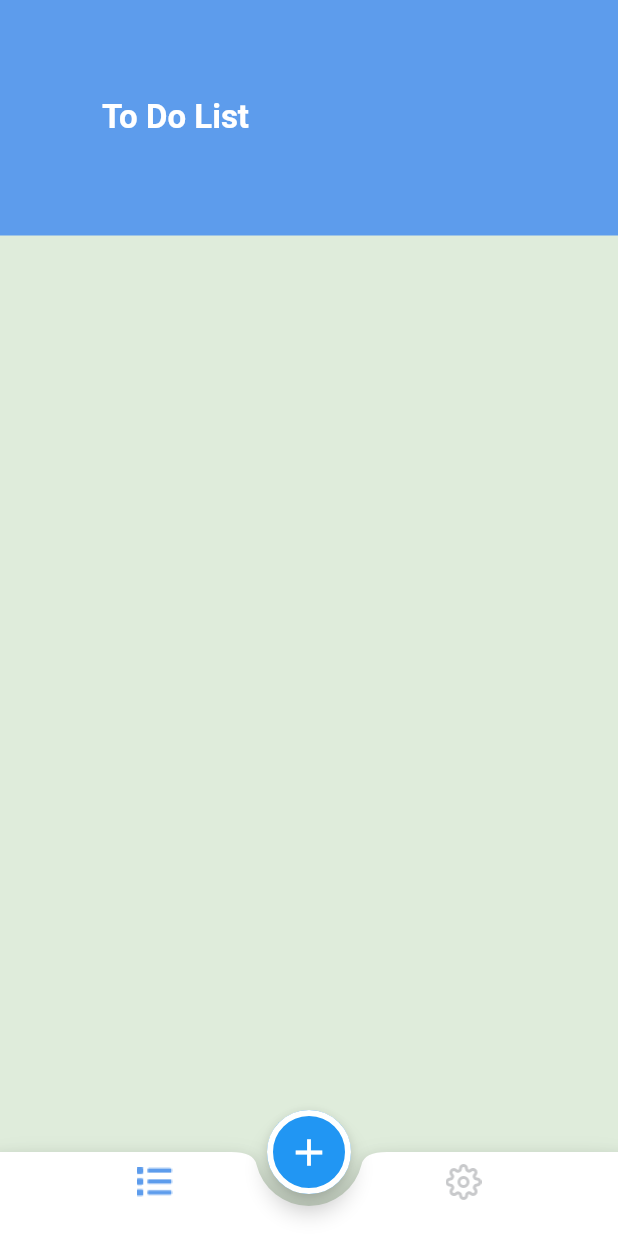
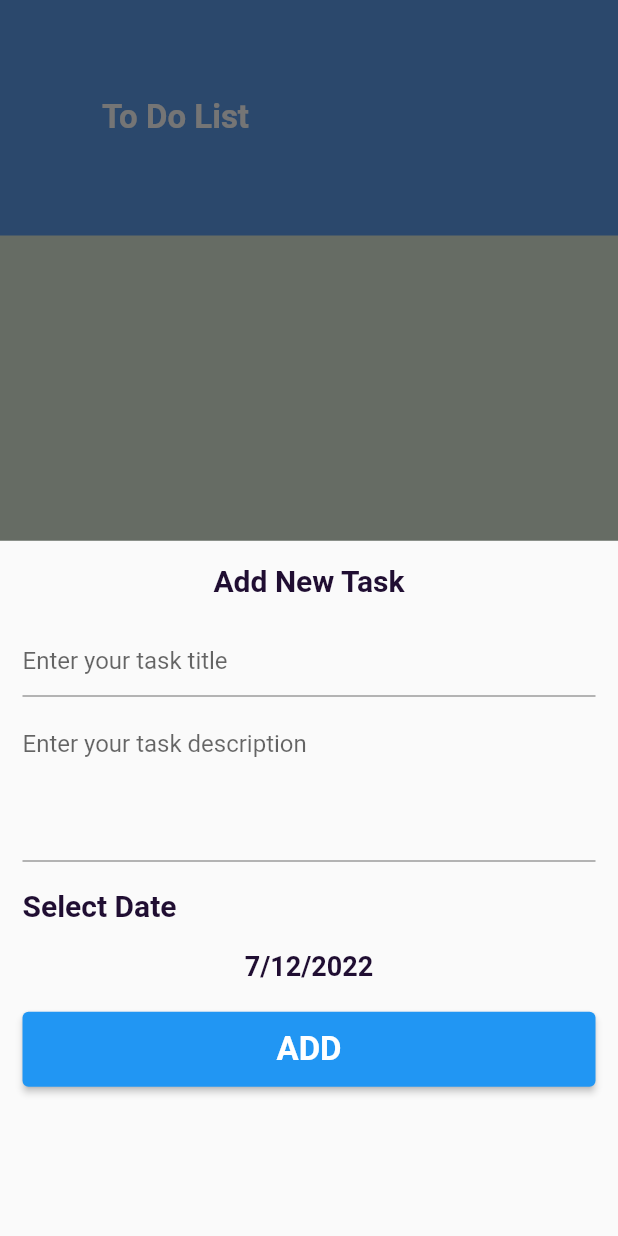
Before and after one commit to melsayed7/todo_app, a Flutter app: the screen it shows after launch, after a tap on the "add" icon, on a phone screen of 412 x 824 dp. Run offline on Flutter 3.47's test engine with Material 2 defaults, Android fonts, the light colour scheme and no system bars.

Commit message:
add task list bottom sheet and style it

```diff
--- a/lib/home/home_screen.dart
+++ b/lib/home/home_screen.dart
@@ -1,6 +1,7 @@
 import 'package:flutter/material.dart';
 import 'package:todo_app/home/settings_screen/settings_screen.dart';
-import 'package:todo_app/home/task_list_screen/home_task_list.dart';
+import 'package:todo_app/home/task_list_screen/task_list_bottom_sheet.dart';
+import 'package:todo_app/home/task_list_screen/task_list_screen.dart';
 import 'package:todo_app/myTheme.dart';
 
 class HomeScreen extends StatefulWidget {
@@ -11,7 +12,11 @@ class HomeScreen extends StatefulWidget {
 }
 
 class _HomeScreenState extends State<HomeScreen> {
-  int currentIndex = 0;
+  int selectedIndex = 0;
+  List<Widget> tabs = [
+    TaskListScreen(),
+    SettingsScreen(),
+  ];
 
   @override
   Widget build(BuildContext context) {
@@ -27,7 +32,9 @@ class _HomeScreenState extends State<HomeScreen> {
         ),
       ),
       floatingActionButton: FloatingActionButton(
-        onPressed: () {},
+        onPressed: () {
+          showAddTaskBottomSheet();
+        },
         shape: RoundedRectangleBorder(
             borderRadius: BorderRadius.circular(34),
             side: BorderSide(color: MyTheme.whiteColor, width: 4)),
@@ -42,9 +49,9 @@ class _HomeScreenState extends State<HomeScreen> {
         shape: const CircularNotchedRectangle(),
         notchMargin: 8,
         child: BottomNavigationBar(
-          currentIndex: currentIndex,
+          currentIndex: selectedIndex,
           onTap: (index) {
-            currentIndex = index;
+            selectedIndex = index;
             setState(() {});
           },
           items: const [
@@ -61,12 +68,14 @@ class _HomeScreenState extends State<HomeScreen> {
           ],
         ),
       ),
-      body: tabs[currentIndex],
+      //body: tabs[selectedIndex],
     );
   }
 
-  List<Widget> tabs = [
-    HomeTaskList(),
-    SettingsScreen(),
-  ];
+  void showAddTaskBottomSheet() {
+    showModalBottomSheet(
+      context: context,
+      builder: (context) => TaskListBottomSheet(),
+    );
+  }
 }
--- /dev/null
+++ b/lib/home/task_list_screen/task_list_bottom_sheet.dart
@@ -0,0 +1,73 @@
+import 'package:flutter/material.dart';
+
+class TaskListBottomSheet extends StatelessWidget {
+  @override
+  Widget build(BuildContext context) {
+    return Container(
+      margin: const EdgeInsets.all(15),
+      child: Column(
+        crossAxisAlignment: CrossAxisAlignment.stretch,
+        children: [
+          Text(
+            'Add New Task',
+            style: Theme.of(context).primaryTextTheme.headline2,
+            textAlign: TextAlign.center,
+          ),
+          const SizedBox(
+            height: 18,
+          ),
+          Form(
+            child: Column(
+              children: [
+                TextFormField(
+                  decoration:
+                      InputDecoration(hintText: 'Enter your task title'),
+                ),
+                const SizedBox(
+                  height: 10,
+                ),
+                TextFormField(
+                  decoration:
+                      InputDecoration(hintText: 'Enter your task description'),
+                  maxLines: 4,
+                  minLines: 4,
+                ),
+              ],
+            ),
+          ),
+          const SizedBox(
+            height: 18,
+          ),
+          Text(
+            'Select Date',
+            style: Theme.of(context).primaryTextTheme.headline2,
+          ),
+          const SizedBox(
+            height: 18,
+          ),
+          InkWell(
+            onTap: () {},
+            child: Text(
+              '7/12/2022',
+              style: Theme.of(context).primaryTextTheme.subtitle1,
+              textAlign: TextAlign.center,
+            ),
+          ),
+          const SizedBox(
+            height: 20,
+          ),
+          ElevatedButton(
+            onPressed: () {},
+            child: Padding(
+              padding: const EdgeInsets.all(12),
+              child: Text(
+                'ADD',
+                style: Theme.of(context).primaryTextTheme.headline1,
+              ),
+            ),
+          ),
+        ],
+      ),
+    );
+  }
+}
--- a/lib/home/task_list_screen/home_task_list.dart
+++ b/lib/home/task_list_screen/task_list_screen.dart
@@ -1,6 +1,6 @@
 import 'package:flutter/material.dart';
 
-class HomeTaskList extends StatelessWidget {
+class TaskListScreen extends StatelessWidget {
   @override
   Widget build(BuildContext context) {
     return Container();
--- a/lib/myTheme.dart
+++ b/lib/myTheme.dart
@@ -28,6 +28,16 @@ class MyTheme {
           fontSize: 22,
           fontWeight: FontWeight.bold,
         ),
+        headline2: TextStyle(
+          color: blackColor,
+          fontSize: 20,
+          fontWeight: FontWeight.bold,
+        ),
+        subtitle1: TextStyle(
+          color: blackColor,
+          fontSize: 18,
+          fontWeight: FontWeight.bold,
+        ),
       ),
       scaffoldBackgroundColor: backgroundLightColor,
       bottomNavigationBarTheme: BottomNavigationBarThemeData(
```
